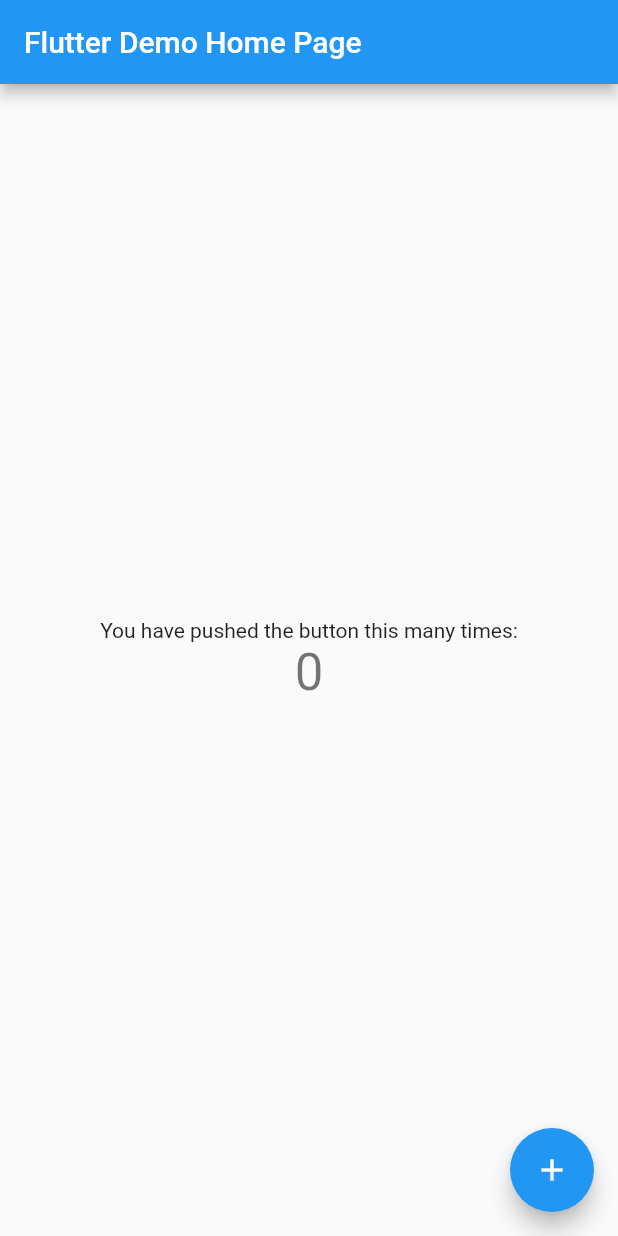
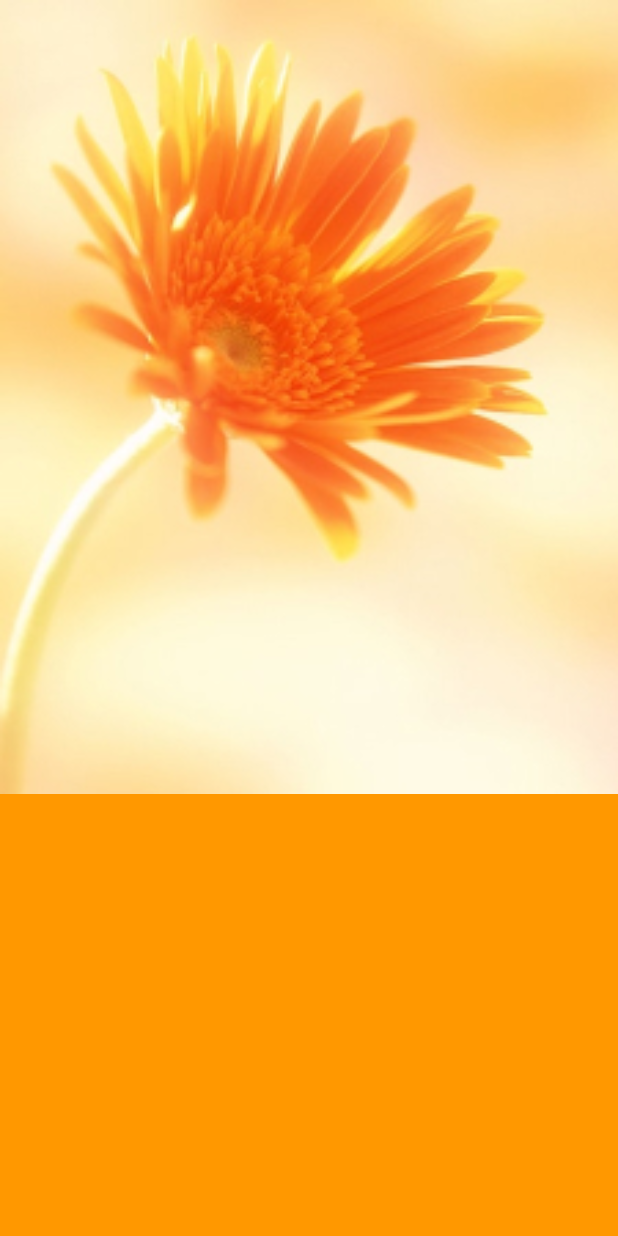
Before and after one commit to acm-projects/RememberMe, a Flutter app: the screen it shows after launch, on a phone screen of 412 x 824 dp. Run offline on Flutter 3.47's test engine with Material 2 defaults, Android fonts, the light colour scheme and no system bars; our stand-ins replace firebase_auth, firebase_core; accounts and stored records are empty.

Commit message:
added login/signup page update pubspec.yaml to include asset images

```diff
--- /dev/null
+++ b/lib/login-signup.dart
@@ -0,0 +1,17 @@
+import 'package:flutter/material.dart';
+
+class LoginOptions extends StatelessWidget {
+  //const Home({Key? key}) : super(key: key);
+  @override
+  Widget build(BuildContext context) {
+    return Scaffold(
+      body:
+      Image.asset(
+        'assets/OrangeFlower.jpg',
+        scale: 0.5,
+      ),
+
+      backgroundColor: Colors.orange,
+    );
+  }
+}
--- a/lib/main.dart
+++ b/lib/main.dart
@@ -1,6 +1,7 @@
 import 'package:flutter/material.dart';
 import 'package:firebase_core/firebase_core.dart';
 import 'firebase_options.dart';
+import 'login-signup.dart';
 
 void main() async {
   WidgetsFlutterBinding.ensureInitialized();
@@ -31,7 +32,7 @@
         // is not restarted.
         primarySwatch: Colors.blue,
       ),
-      home: const MyHomePage(title: 'Flutter Demo Home Page'),
+      home: LoginOptions(),
     );
   }
 }
--- a/pubspec.yaml
+++ b/pubspec.yaml
@@ -63,9 +63,8 @@
   uses-material-design: true
 
   # To add assets to your application, add an assets section, like this:
-  # assets:
-  #   - images/a_dot_burr.jpeg
-  #   - images/a_dot_ham.jpeg
+  assets:
+    - assets/OrangeFlower.jpg
 
   # An image asset can refer to one or more resolution-specific "variants", see
   # https://flutter.dev/assets-and-images/#resolution-aware
```
Also changed, not shown: assets/OrangeFlower.jpg (added), 4 other files.
